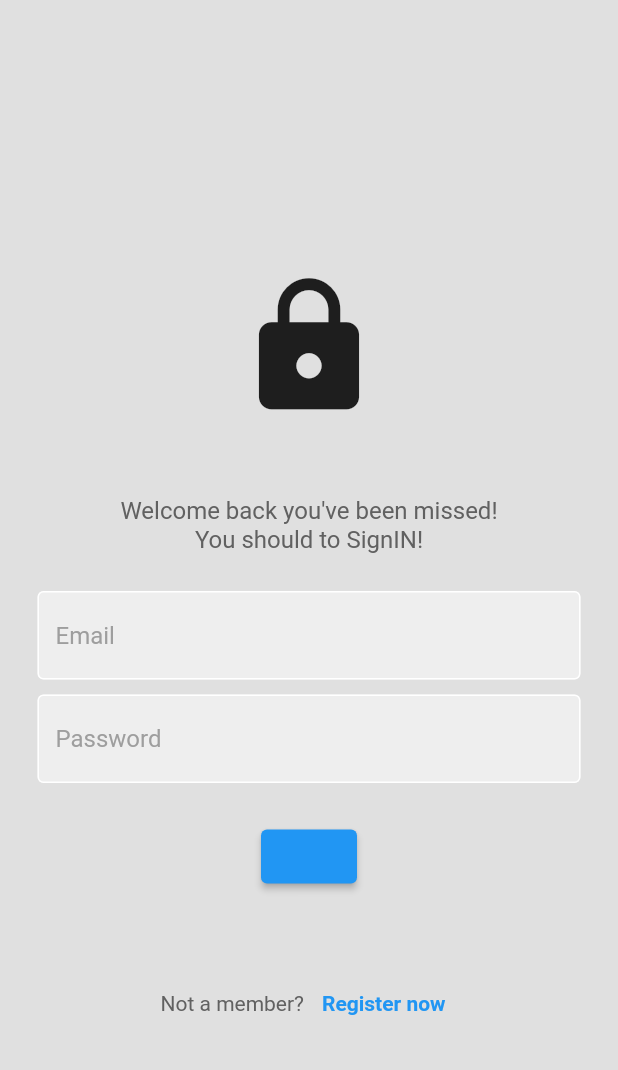
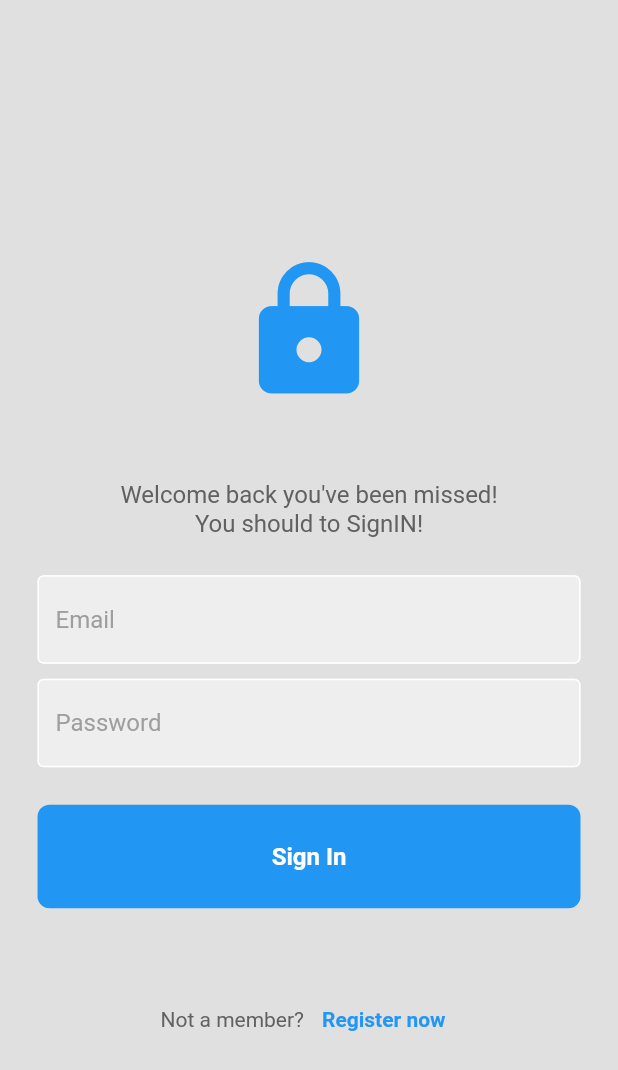
Before and after one commit to nathaliesameh26/DiscoverEgypt, a Flutter app: the Login screen opened by its route, on a phone screen of 412 x 824 dp. Shown: the top 1070 px of the screen. Run offline on Flutter 3.47's test engine with Material 2 defaults, Android fonts, the phone set to English and light mode, and no system bars; our stand-ins replace cloud_firestore, file_picker, firebase_analytics, firebase_auth, firebase_core, firebase_storage and 6 more; accounts and stored records are empty; network calls fail.

Commit message:
Update login_screen.dart

```diff
--- a/mobileapplication/lib/screens/login_screen.dart
+++ b/mobileapplication/lib/screens/login_screen.dart
@@ -189,25 +189,34 @@
 //   }
 // }
 
+// ignore_for_file: use_build_context_synchronously
+
 import 'package:firebase_auth/firebase_auth.dart';
 import 'package:flutter/material.dart';
+import 'package:flutter_riverpod/flutter_riverpod.dart';
 import 'package:mobileapplication/data/dataApp/login_data.dart';
+import 'package:mobileapplication/data/dataApp/user_data.dart';
+import 'package:mobileapplication/data/repo/user_provider.dart';
 import 'package:mobileapplication/model/my_button.dart';
 import 'package:mobileapplication/model/my_textfield.dart';
 import 'package:mobileapplication/model/square_tile.dart';
+import 'package:mobileapplication/screens/Planner_panel.dart';
+import 'package:mobileapplication/screens/adminpanel.dart';
+import 'package:mobileapplication/screens/profile_page.dart';
 import 'package:mobileapplication/screens/register_screen.dart';
 
-class Login extends StatefulWidget {
+class Login extends ConsumerStatefulWidget {
   Login({super.key});
 
   @override
-  State<Login> createState() => _LoginPageState();
+  ConsumerState<Login> createState() => _LoginPageState();
 }
 
-class _LoginPageState extends State<Login> {
+class _LoginPageState extends ConsumerState<Login> {
   // text editing controllers
   final emailController = TextEditingController();
   final passwordController = TextEditingController();
+  final userData = UserData();
 
   // sign user in method
   void signUserIn() async {
@@ -227,6 +236,19 @@ class _LoginPageState extends State<Login> {
         email: emailController.text,
         password: passwordController.text,
       );
+      // ref.read(userRoleProviderRepository.notifier).state =
+      //     userData.getUserRole();
+      // final value = await ref.read(userRoleProviderRepository);
+      // String userRole = value.get('role');
+      // if (userRole == 'admin') {
+      //   //return homePageManager = const AdminPanel();
+      //   Navigator.pushNamed(context, '/admin');
+      // } else if (userRole == 'planner') {
+      //   //return homePageManager = PlannerPanel();
+      // } else if (userRole == 'user') {
+      //   //return homePageManager = ProfilePage();
+      //   Navigator.pushNamed(context, '/profile');
+      // }
       // pop the loading circle
       Navigator.pop(context);
     } on FirebaseAuthException catch (e) {
@@ -298,6 +320,7 @@ class _LoginPageState extends State<Login> {
                 const Icon(
                   Icons.lock,
                   size: 100,
+                  color: Colors.blue,
                 ),
 
                 const SizedBox(height: 50),
@@ -355,25 +378,24 @@ class _LoginPageState extends State<Login> {
 
                 const SizedBox(height: 25),
 
-                // sign in button
-                // MyButton(
-                // onTap: Loginn(emailController.text, passwordController.text),
-                ElevatedButton(
-                  child: null,
-                  onPressed: () async {
-                    try {
-                      await Loginn(
-                          emailController.text, passwordController.text);
-                      Navigator.pushNamed(context, '/');
-                    } on FirebaseAuthException catch (e) {
-                      if (e.code == 'user-not-found') {
-                        print('No user found for that email.');
-                      } else if (e.code == 'wrong-password') {
-                        print('Wrong password provided for that user.');
-                      }
-                    }
-                  },
-                ),
+                //sign in button
+                MyButton(onTap: signUserIn),
+                // ElevatedButton(
+                //   child: null,
+                //   onPressed: () async {
+                //     try {
+                //       await Loginn(
+                //           emailController.text, passwordController.text);
+                //       Navigator.pushNamed(context, '/');
+                //     } on FirebaseAuthException catch (e) {
+                //       if (e.code == 'user-not-found') {
+                //         print('No user found for that email.');
+                //       } else if (e.code == 'wrong-password') {
+                //         print('Wrong password provided for that user.');
+                //       }
+                //     }
+                //   },
+                // ),
 
                 const SizedBox(height: 50),
 
```
